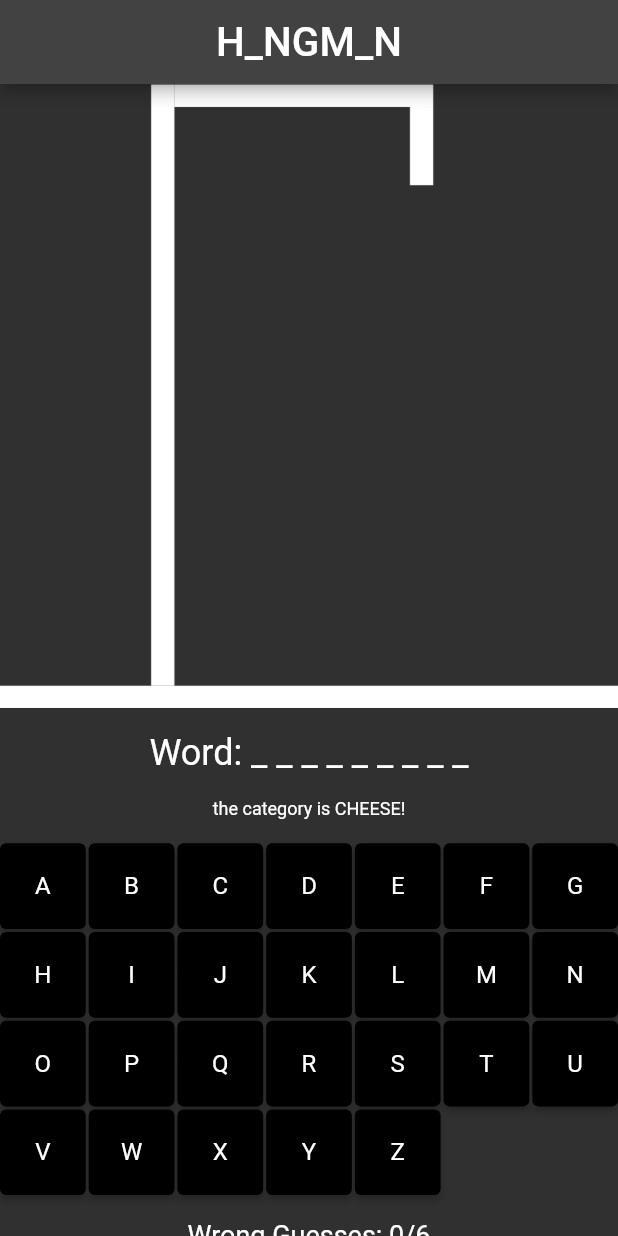
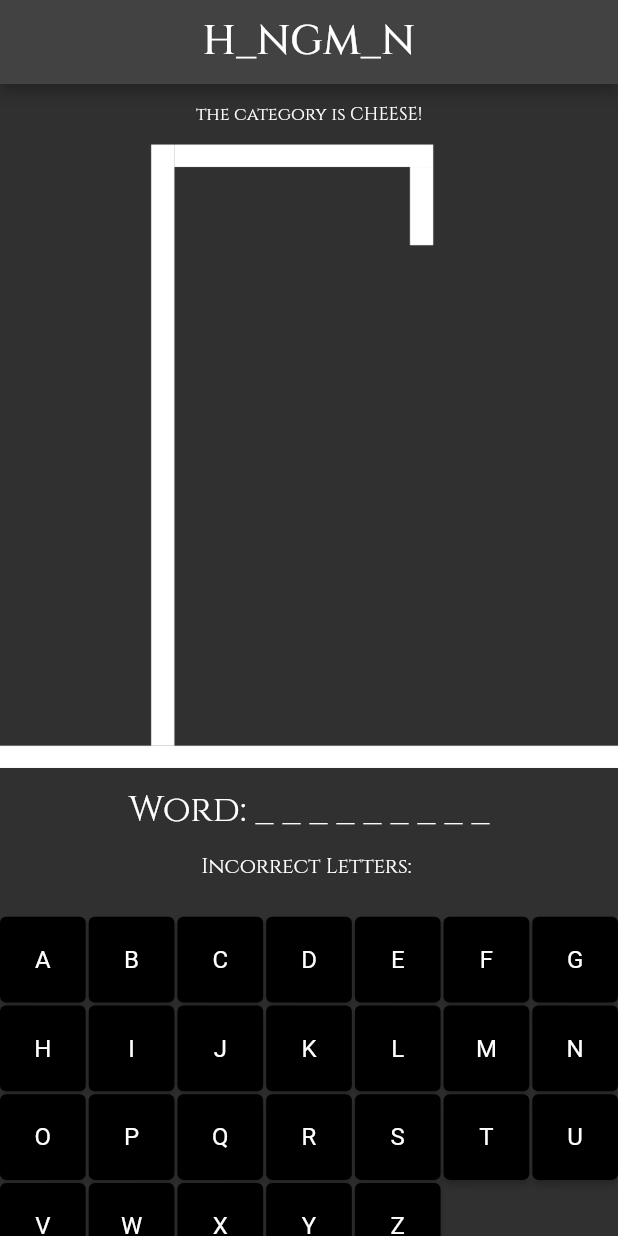
Before and after one commit to lilja7/hangme_now, a Flutter app: the screen it shows after launch, on a phone screen of 412 x 824 dp. Run offline on Flutter 3.47's test engine with Material 2 defaults, Android fonts, the phone set to English and light mode, and no system bars; our stand-ins replace flutter_native_splash, google_fonts; Roboto replaces fonts that are missing (Pangolin); statements that could not run were skipped.

Commit message:
incorrectLetters

```diff
--- a/lib/main.dart
+++ b/lib/main.dart
@@ -31,7 +31,8 @@ ThemeData _buildTheme(brightness) {
   var baseTheme = ThemeData(brightness: brightness);
 
   return baseTheme.copyWith(
-    textTheme: GoogleFonts.pangolinTextTheme(baseTheme.textTheme),
+    textTheme: GoogleFonts.cinzelTextTheme(
+        baseTheme.textTheme), //cinzel eða pangolin??
   );
 }
 
@@ -46,6 +47,7 @@ class _HangmanScreenState extends State<HangmanScreen> {
   int hangmanGraphicIndex = 0;
   bool showHint = false;
   bool wrongGuessIncrement = false;
+  List<String> incorrectLetters = [];
 
   @override
   Widget build(BuildContext context) {
@@ -67,24 +69,32 @@ class _HangmanScreenState extends State<HangmanScreen> {
                   mainAxisAlignment:
                       MainAxisAlignment.center, //Höfum þetta allt í miðjunni
                   children: [
+                    const SizedBox(height: 12),
+                    const Text(
+                      'the category is CHEESE!',
+                      style: TextStyle(fontSize: 12),
+                    ),
+                    const SizedBox(height: 12),
                     HangmanGraphic(
                         hangmanGraphicIndex: hangmanGraphicIndex), //mynd 0.
-                    const SizedBox(height: 16),
+                    const SizedBox(height: 12),
                     Text(
                       'Word: ${hangman.getCurrentState()}',
                       style: const TextStyle(fontSize: 24),
                     ),
-                    const SizedBox(height: 16),
-                    const Text(
-                      'the category is CHEESE!',
-                      style: TextStyle(fontSize: 12),
+                    const SizedBox(height: 12),
+                    Text(
+                      'Incorrect Letters: ${incorrectLetters.join(', ')}', // Display incorrect letters
+                      style: const TextStyle(fontSize: 14),
                     ),
+                    const SizedBox(height: 12),
+
                     if (showHint) //Textinn sem byrtist þegar ýtt er á HINT takkann
                       Text(
                         'Hint: ${hangman.hint}',
                         style: const TextStyle(fontSize: 12),
                       ),
-                    const SizedBox(height: 16),
+                    const SizedBox(height: 12),
                     Center(
                       child: GridView.count(
                         //'Lyklaborðið'
@@ -113,7 +123,7 @@ class _HangmanScreenState extends State<HangmanScreen> {
                         }),
                       ),
                     ),
-                    const SizedBox(height: 16),
+                    const SizedBox(height: 12),
                     Text(
                       'Wrong Guesses: ${hangman.wrongGuesses}/${hangman.maxWrongGuesses}', //Telur hversu margar villur
                       style: const TextStyle(fontSize: 18),
@@ -154,6 +164,7 @@ class _HangmanScreenState extends State<HangmanScreen> {
       if (isWrongGuess) {
         //Ef valið vitlaust þá bætist við 'hangmanninn' myndNr.0 , 1 , 2...
         hangmanGraphicIndex++;
+        incorrectLetters.add(letter);
       }
     });
     if (hangman.isGameOver()) {
@@ -163,16 +174,30 @@ class _HangmanScreenState extends State<HangmanScreen> {
         context: context,
         builder: (BuildContext context) {
           return AlertDialog(
-            title: const Text(
-              'Game Over!',
-              style: TextStyle(fontSize: 30, color: Colors.pinkAccent),
+            title: const Center(
+              child: Text(
+                'Game Over!',
+                style: TextStyle(fontSize: 30, color: Colors.pinkAccent),
+              ),
             ),
-            content: Text(
-              hangman.isWordGuessed()
-                  ? 'YAY, You did it! The word was: ${hangman.word}'
-                      .toUpperCase()
-                  : 'Game over loser! The word was: ${hangman.word}.'
-                      .toUpperCase(),
+            content: RichText(
+              text: TextSpan(
+                style: const TextStyle(fontSize: 16),
+                children: [
+                  TextSpan(
+                    text: hangman.isWordGuessed()
+                        ? 'YAY, You did it! The word was: '
+                        : 'Game over loser! The word was: ',
+                  ),
+                  TextSpan(
+                    text: hangman.word.toUpperCase(),
+                    style: const TextStyle(
+                      color: Colors.pinkAccent,
+                      fontSize: 18,
+                    ),
+                  ),
+                ],
+              ),
             ),
             actions: [
               TextButton(
@@ -184,6 +209,7 @@ class _HangmanScreenState extends State<HangmanScreen> {
                       hangmanGraphicIndex = 0;
                       showHint = false;
                       wrongGuessIncrement = false;
+                      incorrectLetters.clear();
                     },
                   );
                   Navigator.of(context).pop();
```
